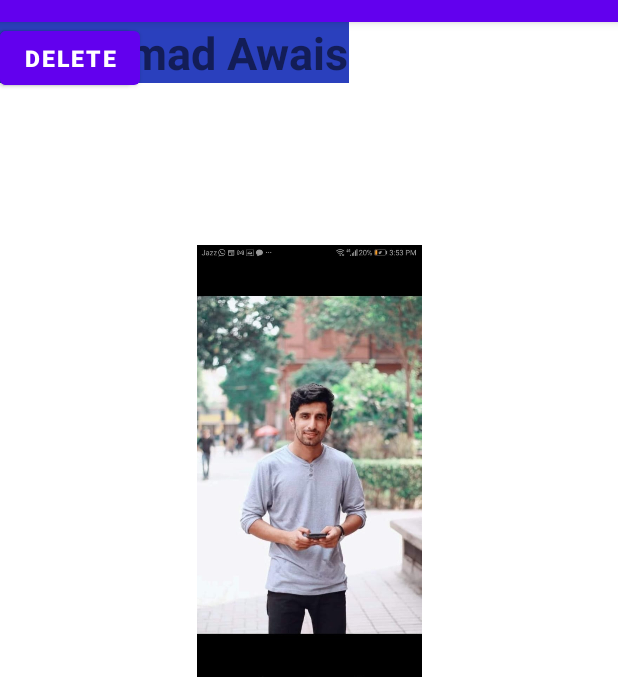
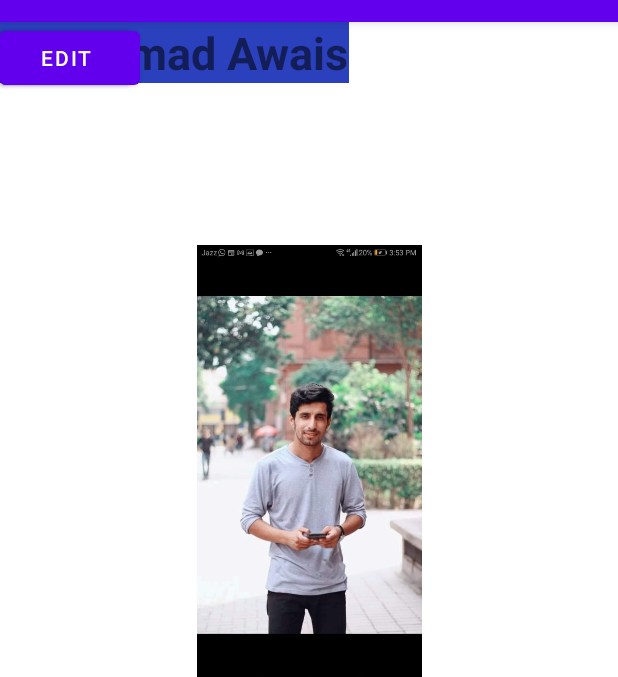
Before and after one commit to Awais525/first-app, an Android app: the screen it shows after launch (MainActivity), on a phone screen of 412 x 824 dp, the part 62-739 px from its top. Run offline under Robolectric (Android 15) with nearby library versions, the phone set to English and light mode, and no system bars.

Commit message:
one button is add

```diff
--- a/app/src/main/res/layout/activity_main.xml
+++ b/app/src/main/res/layout/activity_main.xml
@@ -51,4 +51,12 @@
         tools:layout_editor_absoluteX="226dp"
         tools:layout_editor_absoluteY="517dp" />
 
+    <Button
+        android:id="@+id/button3"
+        android:layout_width="wrap_content"
+        android:layout_height="wrap_content"
+        android:text="EDIT"
+        tools:layout_editor_absoluteX="170dp"
+        tools:layout_editor_absoluteY="590dp" />
+
 </androidx.constraintlayout.widget.ConstraintLayout>
```
